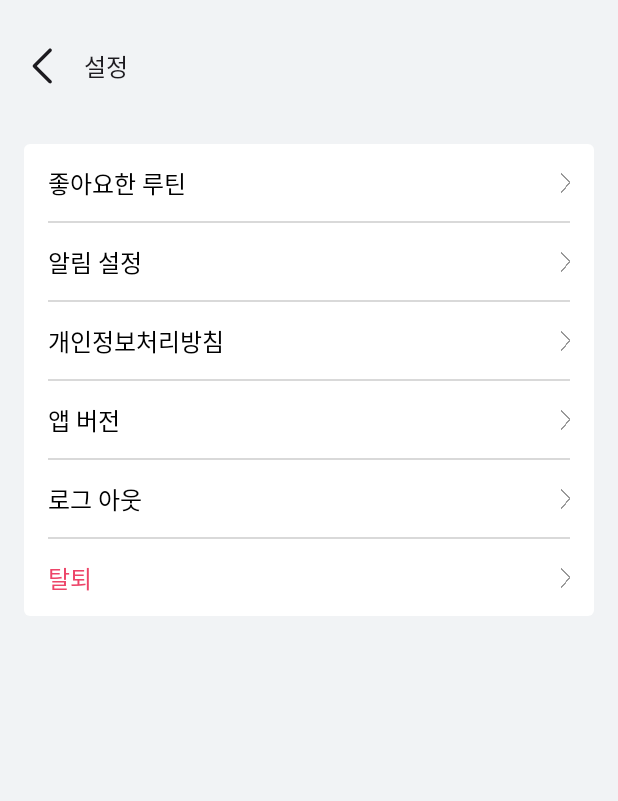
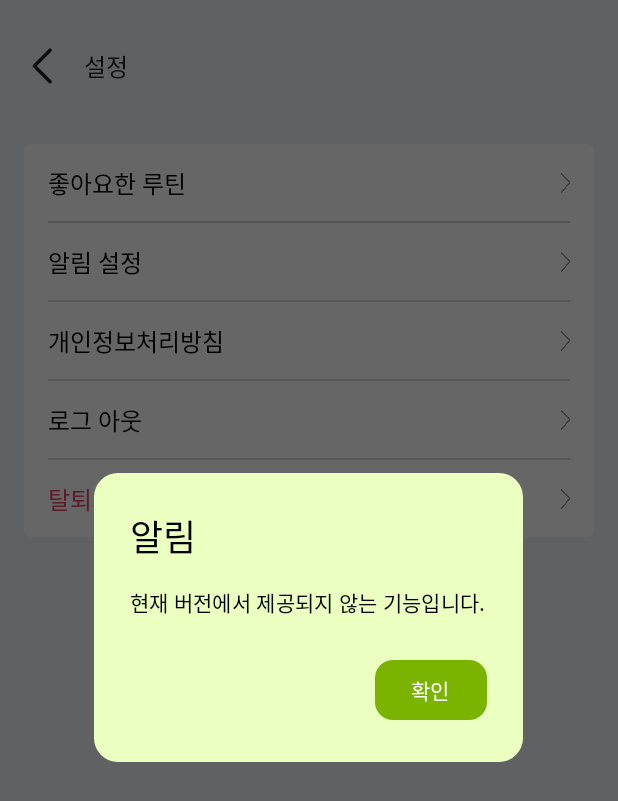
Before and after one commit to KUIT-MORU/KUIT_MORU_Android, an Android app built with Jetpack Compose: the composable ActSettingScreen shown on its own in the app's theme, after a tap on "좋아요한 루틴", on a phone screen of 412 x 824 dp. Shown: the top 801 px of the screen. Run offline under Robolectric (Android 15) with nearby library versions, the phone set to English and light mode, and no system bars; Roboto replaces fonts that are not available here.

Commit message:
[feat] 설정 페이지기능 추가

```diff
--- /dev/null
+++ b/app/src/main/java/com/konkuk/moru/presentation/myactivity/component/ActFeatureUnavailableDialog.kt
@@ -0,0 +1,42 @@
+package com.konkuk.moru.presentation.common
+
+import android.provider.CalendarContract.Colors
+import androidx.compose.foundation.shape.RoundedCornerShape
+import androidx.compose.material3.AlertDialog
+import androidx.compose.material3.Button
+import androidx.compose.material3.ButtonDefaults
+import androidx.compose.material3.Text
+import androidx.compose.runtime.Composable
+import androidx.compose.ui.graphics.Color
+import androidx.compose.ui.unit.dp
+import com.konkuk.moru.ui.theme.MORUTheme.colors
+
+@Composable
+fun MyActFeatureUnavailableDialog(
+    visible: Boolean,
+    onDismiss: () -> Unit
+) {
+    if (!visible) return
+
+    AlertDialog(
+        onDismissRequest = onDismiss,
+        containerColor = colors.paleLime,
+        titleContentColor = colors.black,
+        textContentColor = colors.black,
+        shape = RoundedCornerShape(16.dp),
+        title = { Text("알림") },
+        text = { Text("현재 버전에서 제공되지 않는 기능입니다.") },
+        confirmButton = {
+            Button(
+                onClick = onDismiss,
+                shape = RoundedCornerShape(12.dp),
+                colors = ButtonDefaults.buttonColors(
+                    containerColor = colors.oliveGreen,
+                    contentColor = Color.White
+                )
+            ) {
+                Text("확인")
+            }
+        }
+    )
+}
--- a/app/src/main/java/com/konkuk/moru/presentation/myactivity/screen/ActSettingScreen.kt
+++ b/app/src/main/java/com/konkuk/moru/presentation/myactivity/screen/ActSettingScreen.kt
@@ -23,6 +23,9 @@ import androidx.compose.material3.Text
 import androidx.compose.runtime.Composable
 import androidx.compose.runtime.collectAsState
 import androidx.compose.runtime.getValue
+import androidx.compose.runtime.mutableStateOf
+import androidx.compose.runtime.remember
+import androidx.compose.runtime.setValue
 import androidx.compose.ui.Alignment
 import androidx.compose.ui.Modifier
 import androidx.compose.ui.graphics.Color
@@ -33,6 +36,7 @@ import androidx.hilt.navigation.compose.hiltViewModel
 import androidx.navigation.NavHostController
 import com.konkuk.moru.R
 import com.konkuk.moru.core.util.modifier.noRippleClickable
+import com.konkuk.moru.presentation.common.MyActFeatureUnavailableDialog
 import com.konkuk.moru.presentation.myactivity.component.BackTitle
 import com.konkuk.moru.presentation.myactivity.viewmodel.InsightViewModel
 import com.konkuk.moru.presentation.navigation.Route
@@ -44,6 +48,7 @@ fun ActSettingScreen(
     navController: NavHostController,
     modifier: Modifier = Modifier
 ) {
+    var showPopup by remember { mutableStateOf(false) }
 
     val scrollState = rememberScrollState()
     Column(
@@ -63,10 +68,9 @@ fun ActSettingScreen(
                 .background(Color(0xFFFFFFFF), shape = RoundedCornerShape(4.dp))
         ) {
             val settings = listOf(
-                "좋아요한 루틴" to {},
-                "알림 설정" to {},
-                "개인정보처리방침" to {},
-                "앱 버전" to {},
+                "좋아요한 루틴" to {showPopup = true},
+                "알림 설정" to {showPopup = true},
+                "개인정보처리방침" to {navController.navigate(Route.ActPolicy.route)},
                 "로그 아웃" to {},
                 "탈퇴" to {}
             )
@@ -78,7 +82,7 @@ fun ActSettingScreen(
                         .fillMaxWidth()
                         .height(51.dp)
                         .padding(start = 16.dp, end = 16.dp)
-                        .noRippleClickable { action() }
+                        .clickable { action() }
                 ) {
                     Text(
                         text = title,
@@ -107,4 +111,9 @@ fun ActSettingScreen(
             }
         }
     }
+
+    MyActFeatureUnavailableDialog(
+        visible = showPopup,
+        onDismiss = { showPopup = false }
+    )
 }
--- a/app/src/main/java/com/konkuk/moru/presentation/navigation/AppNavGraph.kt
+++ b/app/src/main/java/com/konkuk/moru/presentation/navigation/AppNavGraph.kt
@@ -144,6 +144,7 @@ fun AppNavGraph(
                             Route.ActScrab.route,
                             Route.ActRecordDetail.route,
                             Route.ActInsightInfo.route,
+                            Route.ActPolicy.route,
                             Route.RoutineFocusIntro.route,
                             Route.RoutineFocus.route,
                             Route.RoutineSimpleRun.route,
--- a/app/src/main/java/com/konkuk/moru/presentation/navigation/Route.kt
+++ b/app/src/main/java/com/konkuk/moru/presentation/navigation/Route.kt
@@ -71,6 +71,7 @@ sealed class Route(
             return "act_record_detail/${Uri.encode(logId)}"
         }
     }
+    data object ActPolicy : Route(route = "act_policy")
 
     data object ActInsightInfo : Route(route = "act_insight")
 
```
Also changed, not shown: app/src/main/java/com/konkuk/moru/presentation/myactivity/screen/ActPrivacyPolicyScreen.kt (added, +129 -0 lines), app/src/main/java/com/konkuk/moru/presentation/navigation/MainNavGraph.kt (+7 -0 lines).
